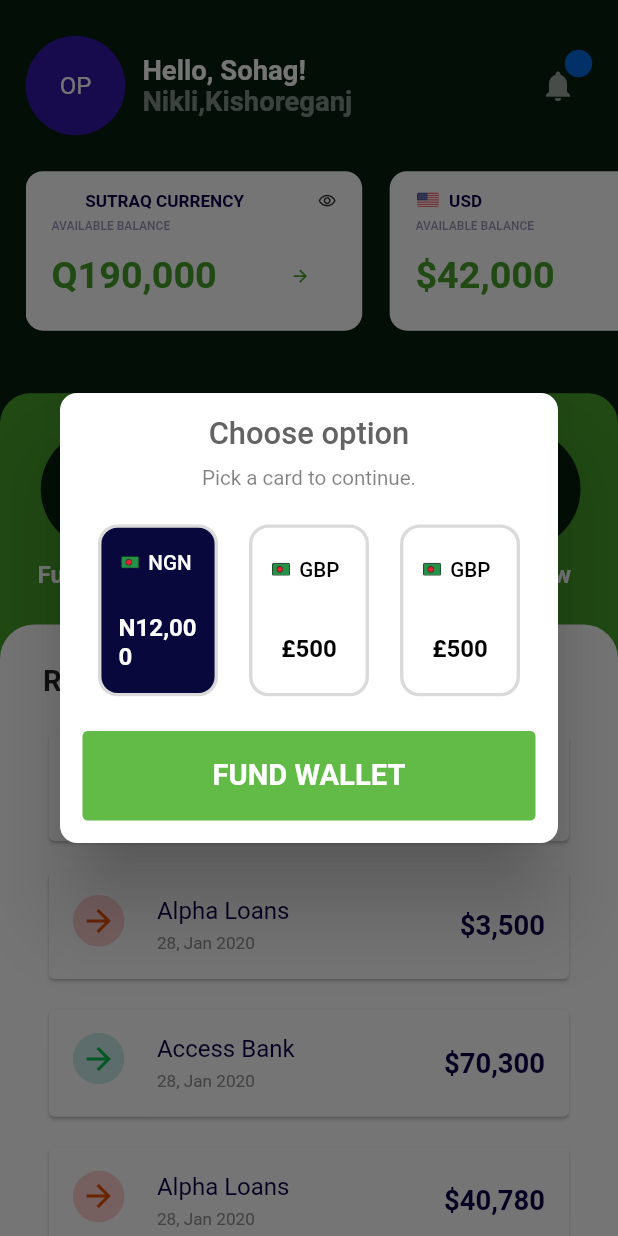
After one commit to Sohag-84/Bank_UI_design, a Flutter app: the DashboardScreen screen opened directly, after a tap on "Fund Wallet", on a phone screen of 412 x 824 dp. The commit adds this screen. Run offline on Flutter 3.47's test engine with Material 2 defaults, Android fonts, the phone set to English and light mode, and no system bars; our stand-ins replace flutter_screenutil, get.

Commit message:
Dashboard transaction button dialog is added

```diff
--- a/lib/constant/color.dart
+++ b/lib/constant/color.dart
@@ -70,3 +70,8 @@ class CardColor {
   static const Color bg_color = Color(0xFFE5E5E5);
   static Color blurTextcolor = Color(0xFFFEFEFE).withOpacity(.50);
 }
+
+class DialogColor {
+  static const Color titleColor = Color(0xFF636363);
+  static Color subtitleColor = Color(0xFF000000).withOpacity(.50);
+}
--- a/lib/constant/strings.dart
+++ b/lib/constant/strings.dart
@@ -92,3 +92,11 @@ class CardText {
   static const String cardHolderName = "CARD HOLDER NAME";
   static const String expireDate = "EXPIRE DATE";
 }
+
+class DialogText {
+  static const String title = "Choose option";
+  static const String subtitle = "Pick a card to continue.";
+  static const String widthdrowButton = "Withdraw FUNDS";
+  static const String sendMoneyButton = "Send MONEY";
+  static const String fundWalletButton = "FUND WALLET";
+}
--- a/lib/views/pages/dashboard_screen.dart
+++ b/lib/views/pages/dashboard_screen.dart
@@ -1,13 +1,18 @@
-// ignore_for_file: prefer_const_constructors, prefer_const_literals_to_create_immutables
+// ignore_for_file: prefer_const_constructors, prefer_const_literals_to_create_immutables, prefer_typing_uninitialized_variables
+
+import 'dart:ui';
 
 import 'package:bank_ui_design/constant/color.dart';
 import 'package:bank_ui_design/constant/strings.dart';
 import 'package:bank_ui_design/routes/route.dart';
+import 'package:bank_ui_design/widgets/custom_button.dart';
+import 'package:bank_ui_design/widgets/show_dialog.dart';
 import 'package:flutter/material.dart';
 import 'package:flutter_screenutil/flutter_screenutil.dart';
 import 'package:get/get.dart';
 
 import '../../widgets/custom_container.dart';
+import '../../widgets/custom_dialog_container.dart';
 import '../../widgets/custom_transaction.dart';
 import '../../widgets/custom_transaction_list.dart';
 
@@ -165,39 +170,71 @@ class DashboardScreen extends StatelessWidget {
                       topRight: Radius.circular(20),
                     ),
                   ),
-                  child: SizedBox(
-                    width: double.infinity,
                   child: Column(
                     children: [
                       Row(
                         mainAxisAlignment: MainAxisAlignment.spaceAround,
                         children: [
-                            CustomTransaction(
+                          InkWell(
+                            onTap: () {
+                              showDialog(
+                                  context: context,
+                                  builder: (_) {
+                                    return CustomDialog(
+                                      buttonText: DialogText.fundWalletButton,
+                                    );
+                                  });
+                            },
+                            child: CustomTransaction(
                               icon: Icons.wallet_travel,
                               text: DashboardText.fundWallet,
                               bgColor: DashboardColor.circleColor,
                               radius: 35.r,
                               textColor: Colors.white,
                             ),
+                          ),
                           SizedBox(
                             height: 20.h,
                           ),
-                            CustomTransaction(
+                          InkWell(
+                            onTap: () {
+                              showDialog(
+                                context: context,
+                                builder: (_) {
+                                  return CustomDialog(
+                                      buttonText: DialogText.sendMoneyButton);
+                                },
+                              );
+                            },
+                            child: CustomTransaction(
                               icon: Icons.send_to_mobile_outlined,
                               text: DashboardText.sendMoney,
                               bgColor: DashboardColor.circleColor,
                               radius: 35.r,
                               textColor: Colors.white,
                             ),
+                          ),
                           SizedBox(
                             height: 20.h,
                           ),
-                            CustomTransaction(
+                          InkWell(
+                            onTap: () {
+                              showDialog(
+                                context: context,
+                                builder: (_) {
+                                  return CustomDialog(
+                                    buttonText: DialogText.widthdrowButton,
+                                  );
+                                },
+                              );
+                            },
+                            child: CustomTransaction(
                               icon: Icons.sensor_window_outlined,
                               text: DashboardText.withdraw,
                               bgColor: DashboardColor.circleColor,
                               radius: 35.r,
                               textColor: Colors.white,
+                            ),
                           ),
                         ],
                       ),
@@ -273,7 +310,7 @@ class DashboardScreen extends StatelessWidget {
                                 ),
                                 Center(
                                   child: InkWell(
-                                      onTap: ()=>Get.toNamed(transactionScreen),
+                                    onTap: () => Get.toNamed(transactionScreen),
                                     child: Text(
                                       "View All",
                                       style: TextStyle(
@@ -293,7 +330,6 @@ class DashboardScreen extends StatelessWidget {
                   ),
                 ),
               ),
-              ),
             ],
           ),
         ),
--- /dev/null
+++ b/lib/widgets/custom_dialog_container.dart
@@ -0,0 +1,70 @@
+import 'package:flutter/material.dart';
+import 'package:flutter_screenutil/flutter_screenutil.dart';
+
+class CustomDialogContainer extends StatelessWidget {
+  final Color color;
+  final image;
+  final String text;
+  final Color textColor;
+  final String amount;
+
+  const CustomDialogContainer({
+    Key? key,
+    required this.color,
+    required this.image,
+    required this.text,
+    required this.textColor,
+    required this.amount,
+  }) : super(key: key);
+
+  @override
+  Widget build(BuildContext context) {
+    return Container(
+      height: 96.h,
+      width: 80,
+      decoration: BoxDecoration(
+        color: color,
+        borderRadius: BorderRadius.circular(13),
+        border: Border.all(color: Color(0xFFDADADA), width: 2.w),
+      ),
+      child: Padding(
+        padding:
+            EdgeInsets.only(left: 10.w, right: 10.w, top: 10.h, bottom: 10.h),
+        child: Column(
+          mainAxisAlignment: MainAxisAlignment.spaceEvenly,
+          children: [
+            Row(
+              children: [
+                Image.asset(
+                  image,
+                  height: 10.h,
+                  width: 13.33.w,
+                ),
+                SizedBox(width: 4.w),
+                Text(
+                  text,
+                  style: TextStyle(
+                    fontSize: 12.sp,
+                    fontWeight: FontWeight.w500,
+                    color: textColor,
+                  ),
+                ),
+              ],
+            ),
+            SizedBox(
+              height: 17.h,
+            ),
+            Text(
+              amount,
+              style: TextStyle(
+                color: textColor,
+                fontWeight: FontWeight.w600,
+                fontSize: 14.sp,
+              ),
+            )
+          ],
+        ),
+      ),
+    );
+  }
+}
--- /dev/null
+++ b/lib/widgets/show_dialog.dart
@@ -0,0 +1,83 @@
+// ignore_for_file: prefer_const_literals_to_create_immutables, prefer_const_constructors
+
+import 'package:flutter/material.dart';
+import 'package:flutter_screenutil/flutter_screenutil.dart';
+
+import '../constant/color.dart';
+import '../constant/strings.dart';
+import 'custom_button.dart';
+import 'custom_dialog_container.dart';
+
+class CustomDialog extends StatelessWidget {
+  final String buttonText;
+  const CustomDialog({
+    Key? key,required this.buttonText
+  }) : super(key: key);
+
+  @override
+  Widget build(BuildContext context) {
+    return Dialog(
+      shape: RoundedRectangleBorder(
+        borderRadius: BorderRadius.circular(10.r),
+      ),
+      child: SizedBox(
+        height: 300,
+        child: Padding(
+          padding: const EdgeInsets.all(15.0),
+          child: Column(
+            mainAxisAlignment: MainAxisAlignment.spaceBetween,
+            children: [
+              Column(
+                children: [
+                  Text(
+                    DialogText.title,
+                    style: TextStyle(
+                        fontSize: 18.sp,
+                        fontWeight: FontWeight.w500,
+                        color: DialogColor.titleColor),
+                  ),
+                  SizedBox(
+                    height: 8.h,
+                  ),
+                  Text(
+                    DialogText.subtitle,
+                    style: TextStyle(
+                        fontSize: 12.sp,
+                        fontWeight: FontWeight.w400,
+                        color: DialogColor.subtitleColor),
+                  ),
+                ],
+              ),
+              Row(
+                mainAxisAlignment: MainAxisAlignment.spaceAround,
+                children: [
+                  CustomDialogContainer(
+                      color: Color(0xFF08083D),
+                      image: "images/bd.png",
+                      text: "NGN",
+                      textColor: Colors.white,
+                      amount: "N12,000"),
+                  CustomDialogContainer(
+                    color: Colors.white,
+                    image: "images/bd.png",
+                    text: "GBP",
+                    textColor: Colors.black,
+                    amount: "£500",
+                  ),
+                  CustomDialogContainer(
+                    color: Colors.white,
+                    image: "images/bd.png",
+                    text: "GBP",
+                    textColor: Colors.black,
+                    amount: "£500",
+                  ),
+                ],
+              ),
+              CustomButton(text: buttonText)
+            ],
+          ),
+        ),
+      ),
+    );
+  }
+}
```
Lines whose indentation alone changed are shown as unchanged.
